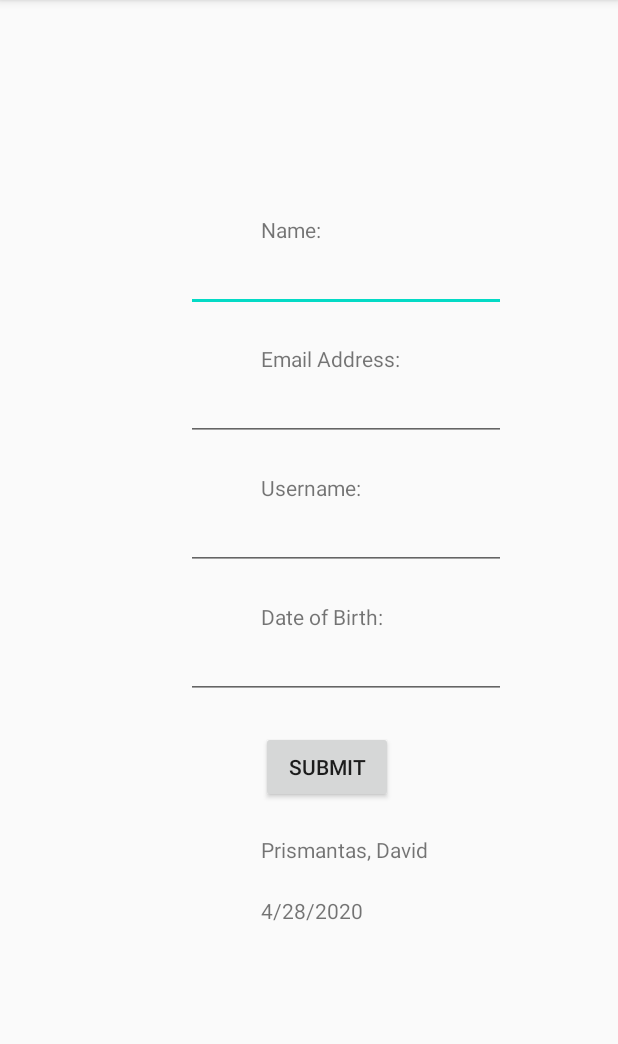
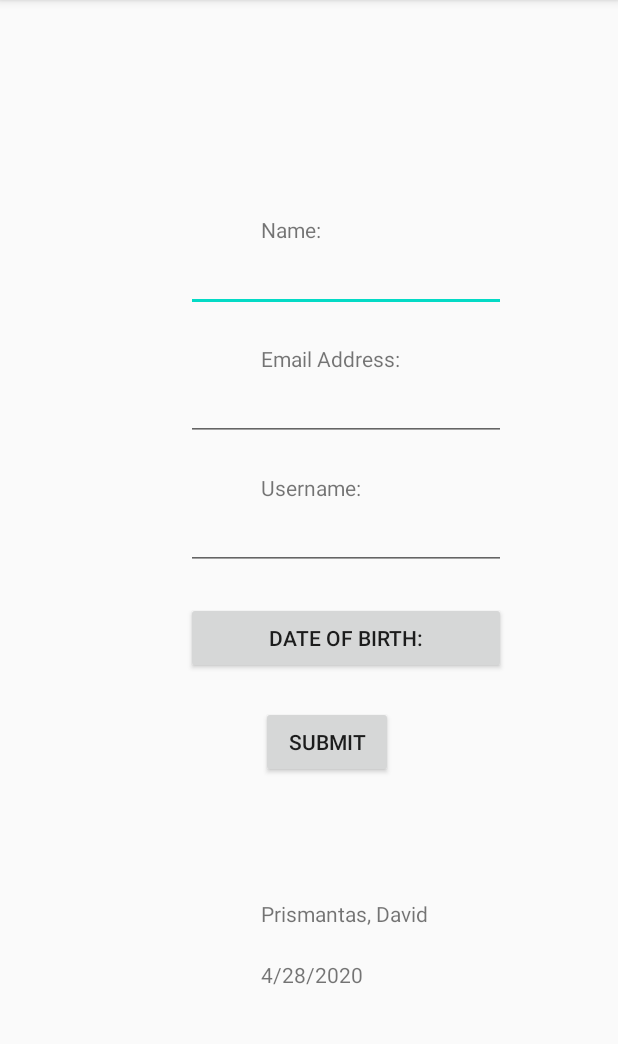
Before and after one commit to David-Prism/mobile_app_1, an Android app: the screen it shows after launch (MainActivity), on a phone screen of 412 x 824 dp, the part 84-1128 px from its top. Run offline under Robolectric (Android 15) with nearby library versions, the phone set to English and light mode, and no system bars.

Commit message:
Second commit, week 2 assgnmnt

```diff
--- a/app/build.gradle
+++ b/app/build.gradle
@@ -31,4 +31,10 @@ dependencies {
     testImplementation 'junit:junit:4.12'
     androidTestImplementation 'androidx.test.ext:junit:1.1.1'
     androidTestImplementation 'androidx.test.espresso:espresso-core:3.2.0'
+    androidTestImplementation 'com.android.support.test:rules:1.0.2'
+    androidTestImplementation('androidx.test.espresso:espresso-contrib:3.2.0') {
+        exclude group: 'com.android.support', module: 'appcompat'
+        exclude group: 'com.android.support', module: 'support-v4'
+        exclude module: 'recyclerview-v7'
+    }
 }
--- a/app/src/main/AndroidManifest.xml
+++ b/app/src/main/AndroidManifest.xml
@@ -10,7 +10,6 @@
         android:supportsRtl="true"
         android:theme="@style/AppTheme">
         <activity android:name=".ThankYou" />
-        <activity android:name="com.Activity2" />
         <activity android:name=".MainActivity">
             <intent-filter>
                 <action android:name="android.intent.action.MAIN" />
--- a/app/src/main/java/com/example/helloworld/Constants.java
+++ b/app/src/main/java/com/example/helloworld/Constants.java
@@ -3,4 +3,8 @@ package com.example.helloworld;
 public class Constants {
 
     static final String KEY_NAME = "name";
+    static final String KEY_EMAIL = "email";
+    static final String KEY_USERNAME = "userName";
+    static final String KEY_DATE = "date";
+    static final String KEY_BIRTHDATE_BUTTON = "Date of Birth";
 }
--- a/app/src/main/java/com/example/helloworld/MainActivity.java
+++ b/app/src/main/java/com/example/helloworld/MainActivity.java
@@ -1,24 +1,38 @@
 package com.example.helloworld;
 
+import androidx.annotation.NonNull;
 import androidx.appcompat.app.AppCompatActivity;
 
+import android.app.DatePickerDialog;
 import android.content.Intent;
+import android.graphics.Color;
+import android.graphics.drawable.ColorDrawable;
 import android.os.Bundle;
 import android.os.PersistableBundle;
-import android.provider.SyncStateContract;
+import android.util.Log;
 import android.view.View;
 import android.widget.Button;
+import android.widget.DatePicker;
 import android.widget.EditText;
-import android.widget.ImageView;
+import android.widget.TextView;
 
-import com.Activity2;
+import java.time.LocalDate;
+import java.time.Period;
+import java.time.format.DateTimeFormatter;
+import java.util.Calendar;
 
 public class MainActivity extends AppCompatActivity {
 
-    EditText inputName;
-    EditText inputEmail;
-    EditText inputUserName;
-    EditText inputDate;
+    private static final String TAG = MainActivity.class.getSimpleName();
+
+    private StringBuilder bDay = new StringBuilder();
+    private DatePickerDialog.OnDateSetListener mDateSetListener;
+
+    private EditText inputName;
+    private EditText inputEmail;
+    private EditText inputUserName;
+    private Button inputDate;
+    private TextView error;
 
     @Override
     protected void onCreate(Bundle savedInstanceState) {
@@ -28,13 +42,137 @@ public class MainActivity extends AppCompatActivity {
         inputName = findViewById(R.id.input_field_1);
         inputEmail = findViewById(R.id.input_field_2);
         inputUserName = findViewById(R.id.input_field_3);
-        inputDate = findViewById(R.id.input_field_4);
+        inputDate = findViewById(R.id.text_view_4);
+        error = findViewById(R.id.text_view_8);
+
+        inputDate.setOnClickListener(new View.OnClickListener() {
+            @Override
+            public void onClick(View v) {
+                inputDate.setText("");
+                bDay.setLength(0);
+                Calendar cal = Calendar.getInstance();
+                int year = cal.get(Calendar.YEAR);
+                int month = cal.get(Calendar.MONTH);
+                int day = cal.get(Calendar.DAY_OF_MONTH);
+
+                DatePickerDialog dialog = new DatePickerDialog(MainActivity.this,
+                        mDateSetListener, year, month, day);
+
+                dialog.getWindow().setBackgroundDrawable(new ColorDrawable(Color.LTGRAY));
+
+                dialog.show();
+            }
+        });
+
+        mDateSetListener = new DatePickerDialog.OnDateSetListener() {
+            @Override
+            public void onDateSet(DatePicker view, int year, int month, int dayOfMonth) {
+                inputDate.setText(year + "/" + month + "/" + dayOfMonth);
+                bDay.append(year).append("-");
+                if(month <= 9) {
+                    bDay.append(0).append(month);
+                } else {
+                    bDay.append(month);
+                }
+                bDay.append("-").append(dayOfMonth);
+
+                Log.d(TAG, "onDateSet: date: " + year + "/" + month + "/" + dayOfMonth);
+            }
+        };
+
+        Log.i(TAG, "onCreate()");
+    }
+
+    @Override
+    protected void onStart() {
+        super.onStart();
+        Log.i(TAG, "onStart()");
+    }
+
+    @Override
+    protected void onResume() {
+        super.onResume();
+        Log.i(TAG, "onResume()");
+    }
+
+    @Override
+    protected void onRestart() {
+        super.onRestart();
+        Log.i(TAG, "onRestart()");
+
+        inputName.setText("");
+        inputEmail.setText("");
+        inputUserName.setText("");
+        inputDate.setText(R.string.date_of_birth);
+        bDay.setLength(0);
+    }
+
+    @Override
+    protected void onRestoreInstanceState(@NonNull Bundle savedInstanceState) {
+        super.onRestoreInstanceState(savedInstanceState);
+        Log.i(TAG, "onRestoreInstanceState()");
+
+        if(savedInstanceState.containsKey(Constants.KEY_BIRTHDATE_BUTTON)) {
+            inputDate.setText(savedInstanceState.getString(Constants.KEY_BIRTHDATE_BUTTON));
+        }
+    }
+
+    @Override
+    protected void onPause() {
+        super.onPause();
+        Log.i(TAG, "onPause()");
+    }
+
+    @Override
+    public void onSaveInstanceState(@NonNull Bundle outState) {
+        super.onSaveInstanceState(outState);
+        Log.i(TAG, "onSaveInstanceState()");
+
+        outState.putString(Constants.KEY_BIRTHDATE_BUTTON, inputDate.getText().toString());
+    }
+
+    @Override
+    protected void onStop() {
+        super.onStop();
+        Log.i(TAG, "onStop()");
+    }
+
+    @Override
+    protected void onDestroy() {
+        super.onDestroy();
+        Log.i(TAG, "onDestroy()");
+    }
+
+    public boolean checkDate() {
+        LocalDate today = LocalDate.now();
+        Log.i(TAG, bDay.toString());
+        String str = bDay.toString();
+        DateTimeFormatter dateTimeFormatter = DateTimeFormatter.ofPattern("yyyy-MM-dd");
+        LocalDate dob;
+        if(!str.equals("")) {
+            dob = LocalDate.parse(str, dateTimeFormatter);
+        } else {
+            dob = LocalDate.now();
+        }
+
+        Period p = Period.between(dob, today);
+        int numYears = p.getYears();
+
+        return numYears >= 18;
     }
 
     public void goToThankYouActivity(View view) {
         Intent thankYouActivity = new Intent(MainActivity.this, ThankYou.class);
-//        Bundle bundle = new Bundle();
-//        bundle.putString(Constants.KEY_NAME, inputName.getText());
-        startActivity(thankYouActivity);
+        Bundle bundle = new Bundle();
+        if(checkDate()) {
+            bundle.putString(Constants.KEY_NAME, inputName.getText().toString());
+            bundle.putString(Constants.KEY_EMAIL, inputEmail.getText().toString());
+            bundle.putString(Constants.KEY_USERNAME, inputUserName.getText().toString());
+            bundle.putString(Constants.KEY_DATE, inputDate.getText().toString());
+            thankYouActivity.putExtras(bundle);
+            startActivity(thankYouActivity);
+        } else {
+            error.setText("Sorry, you're too young.");
+        }
     }
 }
--- a/app/src/main/res/layout/activity_main.xml
+++ b/app/src/main/res/layout/activity_main.xml
@@ -1,10 +1,14 @@
 <?xml version="1.0" encoding="utf-8"?>
-<RelativeLayout xmlns:android="http://schemas.android.com/apk/res/android"
+<ScrollView
     xmlns:app="http://schemas.android.com/apk/res-auto"
+    xmlns:android="http://schemas.android.com/apk/res/android"
     xmlns:tools="http://schemas.android.com/tools"
-    android:layout_width="match_parent"
     android:layout_height="match_parent"
-    tools:context=".MainActivity">
+    android:layout_width="match_parent">
+    <RelativeLayout
+        android:layout_width="match_parent"
+        android:layout_height="match_parent"
+        tools:context=".MainActivity">
 
     <LinearLayout
         android:id="@+id/LinearLayout_1"
@@ -22,8 +26,8 @@
             android:text="@string/name"
             android:layout_below="@id/LinearLayout_1"
             android:layout_centerHorizontal="true"
-            android:layout_marginTop="21dp"
-            android:layout_marginLeft="100dp"
+            android:layout_marginTop="@dimen/tv_1_marginTop"
+            android:layout_marginStart="@dimen/tv_1_marginStart"
             />
 
         <EditText
@@ -32,7 +36,7 @@
             android:layout_height="wrap_content"
             android:ems="10"
             android:layout_below="@+id/text_view_1"
-            android:layout_marginLeft="50dp"
+            android:layout_marginStart="@dimen/input_1_marginStart"
             android:inputType="textPersonName"
             />
 
@@ -43,8 +47,8 @@
             android:text="@string/email_address"
             android:layout_below="@+id/input_field_1"
             android:layout_centerHorizontal="true"
-            android:layout_marginTop="21dp"
-            android:layout_marginLeft="100dp"
+            android:layout_marginTop="@dimen/tv_2_marginTop"
+            android:layout_marginStart="@dimen/tv_2_marginStart"
             />
 
         <EditText
@@ -53,7 +57,7 @@
             android:layout_height="wrap_content"
             android:ems="10"
             android:layout_below="@+id/text_view_2"
-            android:layout_marginLeft="50dp"
+            android:layout_marginStart="@dimen/input_1_marginStart"
             android:inputType="textEmailAddress"
             />
 
@@ -64,8 +68,8 @@
             android:text="@string/username"
             android:layout_below="@+id/input_field_2"
             android:layout_centerHorizontal="true"
-            android:layout_marginTop="21dp"
-            android:layout_marginLeft="100dp"
+            android:layout_marginTop="@dimen/tv_3_marginTop"
+            android:layout_marginStart="@dimen/tv_3_marginStart"
             />
 
         <EditText
@@ -74,29 +78,19 @@
             android:layout_height="wrap_content"
             android:ems="10"
             android:layout_below="@+id/text_view_3"
-            android:layout_marginLeft="50dp"
+            android:layout_marginStart="@dimen/input_3_marginStart"
             android:inputType="textPersonName"
             />
 
-        <TextView
+        <Button
             android:id="@+id/text_view_4"
             android:layout_width="match_parent"
             android:layout_height="wrap_content"
             android:text="@string/date_of_birth"
             android:layout_below="@+id/input_field_3"
             android:layout_centerHorizontal="true"
-            android:layout_marginTop="21dp"
-            android:layout_marginLeft="100dp"
-            />
-
-        <EditText
-            android:id="@+id/input_field_4"
-            android:layout_width="wrap_content"
-            android:layout_height="wrap_content"
-            android:ems="10"
-            android:layout_below="@+id/text_view_4"
-            android:layout_marginLeft="50dp"
-            android:inputType="date"
+            android:layout_marginTop="@dimen/tv_4_marginTop"
+            android:layout_marginStart="@dimen/tv_4_marginStart"
             />
 
         <Button
@@ -104,11 +98,19 @@
             android:layout_width="wrap_content"
             android:layout_height="wrap_content"
             android:text="@string/submit"
-            android:layout_below="@+id/input_field_4"
+            android:layout_below="@+id/text_view_4"
             android:layout_centerHorizontal="false"
-            android:layout_marginTop="21dp"
-            android:layout_marginLeft="100dp"
+            android:layout_marginTop="@dimen/button_1_marginTop"
+            android:layout_marginStart="@dimen/button_1_marginStart"
             android:onClick="goToThankYouActivity"
+            />
+
+        <TextView
+            android:id="@+id/text_view_8"
+            android:layout_width="wrap_content"
+            android:layout_height="wrap_content"
+            android:text="@string/nothing"
+            android:layout_marginTop="@dimen/tv_8_marginTop"
             />
 
         <TextView
@@ -117,8 +119,8 @@
             android:layout_height="wrap_content"
             android:text="@string/david_prismantas"
             android:layout_below="@+id/button_1"
-            android:layout_marginTop="21dp"
-            android:layout_marginLeft="100dp"
+            android:layout_marginTop="@dimen/tv_5_marginTop"
+            android:layout_marginStart="@dimen/tv_5_marginStart"
             />
 
         <TextView
@@ -127,11 +129,10 @@
             android:layout_height="wrap_content"
             android:text="@string/_4_28_2020"
             android:layout_below="@+id/text_view_5"
-            android:layout_marginTop="21dp"
-            android:layout_marginLeft="100dp"
+            android:layout_marginTop="@dimen/tv_6_marginTop"
+            android:layout_marginStart="@dimen/tv_6_marginStart"
             />
     </LinearLayout>
 
-
-
 </RelativeLayout>
+</ScrollView>
--- a/app/src/main/res/values/dimens.xml
+++ b/app/src/main/res/values/dimens.xml
@@ -1,4 +1,23 @@
 <?xml version="1.0" encoding="utf-8"?>
 <resources>
     <dimen name="top_margin">122dp</dimen>
+    <dimen name="tv_7_marginTop">100dp</dimen>
+    <dimen name="tv_7_marginStart">100dp</dimen>
+    <dimen name="tv_1_marginTop">21dp</dimen>
+    <dimen name="tv_1_marginStart">100dp</dimen>
+    <dimen name="tv_2_marginTop">21dp</dimen>
+    <dimen name="tv_2_marginStart">100dp</dimen>
+    <dimen name="input_1_marginStart">50dp</dimen>
+    <dimen name="tv_3_marginTop">21dp</dimen>
+    <dimen name="tv_3_marginStart">100dp</dimen>
+    <dimen name="input_3_marginStart">50dp</dimen>
+    <dimen name="tv_4_marginTop">21dp</dimen>
+    <dimen name="tv_4_marginStart">50dp</dimen>
+    <dimen name="button_1_marginTop">21dp</dimen>
+    <dimen name="button_1_marginStart">100dp</dimen>
+    <dimen name="tv_8_marginTop">10dp</dimen>
+    <dimen name="tv_5_marginTop">51dp</dimen>
+    <dimen name="tv_5_marginStart">100dp</dimen>
+    <dimen name="tv_6_marginTop">21dp</dimen>
+    <dimen name="tv_6_marginStart">100dp</dimen>
 </resources>
--- a/app/src/main/res/values/strings.xml
+++ b/app/src/main/res/values/strings.xml
@@ -7,5 +7,8 @@
     <string name="david_prismantas">Prismantas, David</string>
     <string name="submit">Submit</string>
     <string name="_4_28_2020">4/28/2020</string>
-    <string name="thank_you">Thank You!</string>
+    <string name="thank_you">Thanks for signing up, </string>
+    <string name="back_button">Back</string>
+    <string name="sorry_you_re_not_old_enough">Sorry, you\'re not old enough.</string>
+    <string name="nothing" />
 </resources>
```
Also changed, not shown: app/src/main/java/com/Activity2.java (deleted, +0 -16 lines), app/src/main/java/com/example/helloworld/ThankYou.java (+23 -0 lines), app/src/main/res/layout/activity_2.xml (deleted, +0 -9 lines), app/src/main/res/layout/activity_thank_you.xml (+5 -5 lines), 3 other files.
